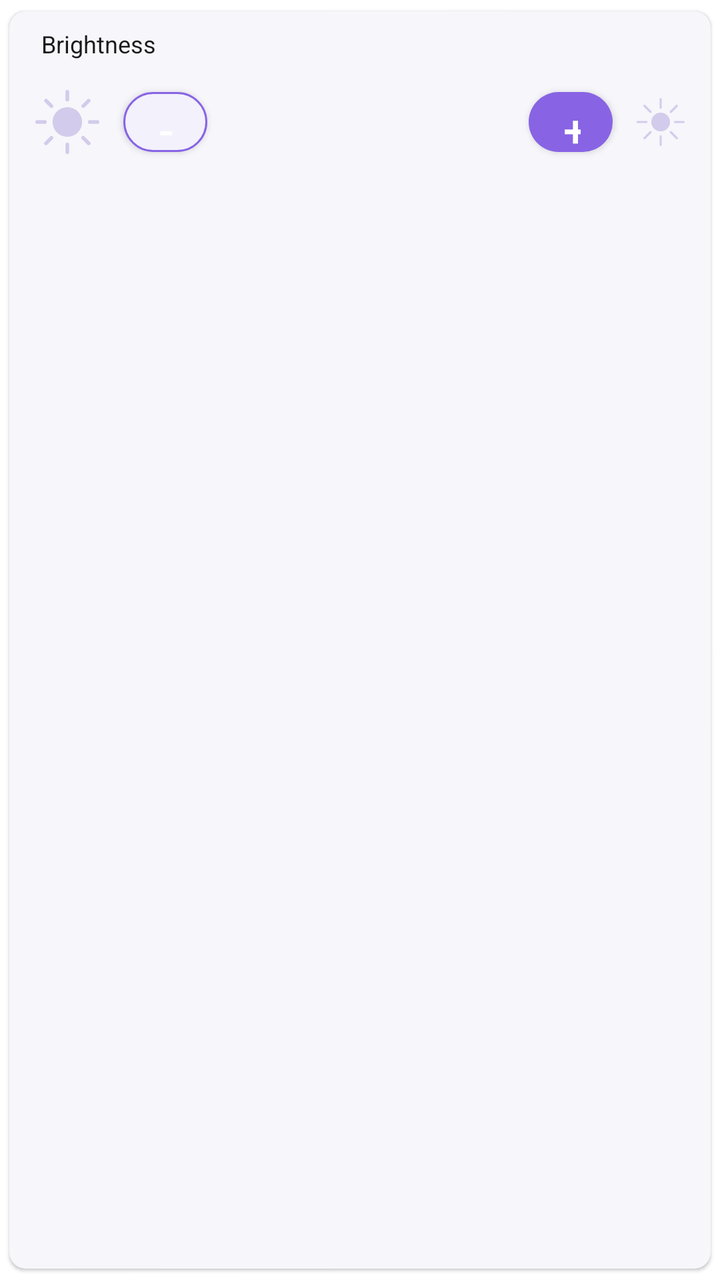
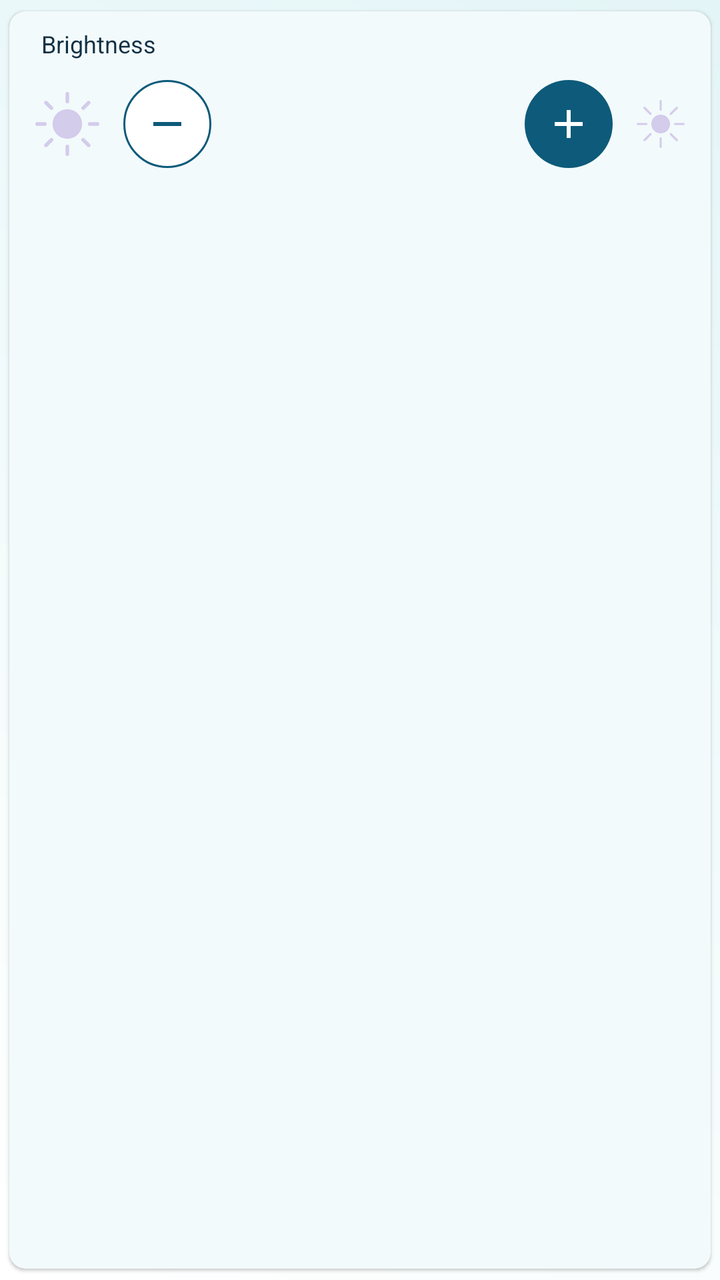

Compare the two renders of this Android layout. The source of the first and the diff that turns it into the second are given below.
<!-- AndroidManifest.xml: application theme AppTheme -->
<!-- res/layout/item_param.xml -->
<?xml version="1.0" encoding="utf-8"?>
<com.google.android.material.card.MaterialCardView xmlns:android="http://schemas.android.com/apk/res/android"
    xmlns:app="http://schemas.android.com/apk/res-auto"
    xmlns:card_view="http://schemas.android.com/apk/res-auto"
    android:layout_width="match_parent"
    android:layout_height="wrap_content"
    android:layout_marginTop="8dp"
    android:layout_marginBottom="8dp"
    card_view:cardBackgroundColor="@color/color_background"
    card_view:cardCornerRadius="8dp"
    card_view:cardElevation="1dp"
    card_view:cardUseCompatPadding="true">

    <RelativeLayout
        android:id="@+id/rl_card_slider"
        android:layout_width="match_parent"
        android:layout_height="wrap_content"
        android:padding="8dp"
        android:visibility="visible">

        <TextView
            android:id="@+id/slider_name"
            android:layout_width="match_parent"
            android:layout_height="wrap_content"
            android:layout_alignParentStart="true"
            android:layout_marginStart="8dp"
            android:text="Brightness"
            android:textColor="@color/colorPrimaryDark"
            android:textSize="12sp" />

        <LinearLayout
            android:layout_width="match_parent"
            android:layout_height="wrap_content"
            android:layout_below="@id/slider_name"
            android:layout_marginTop="10dp"
            android:layout_marginBottom="10dp"
            android:gravity="center_vertical"
            android:orientation="horizontal">

            <ImageView
                android:id="@+id/iv_slider_start"
                android:layout_width="wrap_content"
                android:layout_height="wrap_content"
                android:paddingStart="5dp"
                android:src="@drawable/ic_brightness_high"
                android:visibility="visible" />

            <com.google.android.material.button.MaterialButton
                android:id="@+id/btn_param_decrease"
                android:layout_width="42dp"
                android:layout_height="42dp"
                android:layout_marginStart="12dp"
                android:contentDescription="Decrease value"
                android:text="-"
                android:textSize="22sp"
                app:backgroundTint="@color/color_border"
                app:cornerRadius="21dp"
                app:strokeColor="@color/colorPrimary"
                app:strokeWidth="1dp" />

            <TextView
                android:id="@+id/tv_param_value"
                android:layout_width="0dp"
                android:layout_height="wrap_content"
                android:layout_weight="1"
                android:gravity="center"
                android:textColor="@color/colorPrimaryDark"
                android:textSize="20sp"
                android:textStyle="bold" />

            <com.google.android.material.button.MaterialButton
                android:id="@+id/btn_param_increase"
                android:layout_width="42dp"
                android:layout_height="42dp"
                android:layout_marginEnd="12dp"
                android:contentDescription="Increase value"
                android:text="+"
                android:textSize="22sp"
                app:backgroundTint="@color/colorPrimary"
                app:cornerRadius="21dp" />

            <ImageView
                android:id="@+id/iv_slider_end"
                android:layout_width="wrap_content"
                android:layout_height="wrap_content"
                android:paddingEnd="5dp"
                android:src="@drawable/ic_brightness_low"
                android:visibility="visible" />

        </LinearLayout>

    </RelativeLayout>

    <RelativeLayout
        android:id="@+id/rl_card_palette"
        android:layout_width="match_parent"
        android:layout_height="wrap_content"
        android:padding="8dp"
        android:visibility="gone">

        <LinearLayout
            android:layout_width="wrap_content"
            android:layout_height="wrap_content"
            android:orientation="vertical">

            <TextView
                android:id="@+id/palette_name"
                android:layout_width="match_parent"
                android:layout_height="wrap_content"
                android:layout_alignParentStart="true"
                android:layout_marginStart="8dp"
                android:text="Brightness"
                android:textColor="@color/colorPrimaryDark"
                android:textSize="12sp" />

            <com.espressif.ui.widgets.PaletteBar
                android:id="@+id/rl_palette"
                android:layout_width="match_parent"
                android:layout_height="25pt"
                android:layout_margin="5dp" />
        </LinearLayout>
    </RelativeLayout>

    <RelativeLayout
        android:id="@+id/rl_card_switch"
        android:layout_width="match_parent"
        android:layout_height="wrap_content"
        android:padding="8dp"
        android:visibility="gone">

        <LinearLayout
            android:layout_width="wrap_content"
            android:layout_height="wrap_content"
            android:layout_alignParentStart="true"
            android:layout_centerVertical="true"
            android:layout_marginStart="8dp"
            android:layout_toLeftOf="@id/card_switch"
            android:orientation="vertical">

            <TextView
                android:id="@+id/switch_name"
                android:layout_width="wrap_content"
                android:layout_height="wrap_content"
                android:alpha="0.5"
                android:text="Title"
                android:textColor="@color/colorPrimaryDark"
                android:textSize="12sp" />

            <TextView
                android:id="@+id/tv_switch_status"
                android:layout_width="wrap_content"
                android:layout_height="wrap_content"
                android:layout_marginTop="2dp"
                android:text="@string/text_on"
                android:textColor="@color/colorPrimaryDark"
                android:textSize="16sp" />

        </LinearLayout>

        <androidx.appcompat.widget.SwitchCompat
            android:id="@+id/card_switch"
            android:layout_width="wrap_content"
            android:layout_height="wrap_content"
            android:layout_alignParentEnd="true"
            android:layout_centerVertical="true"
            android:paddingEnd="8dp"
            android:theme="@style/AppTheme.PurpleAccent" />

    </RelativeLayout>

    <RelativeLayout
        android:id="@+id/rl_card_trigger"
        android:layout_width="match_parent"
        android:layout_height="wrap_content"
        android:padding="8dp"
        android:visibility="gone">

        <LinearLayout
            android:layout_width="wrap_content"
            android:layout_height="wrap_content"
            android:layout_alignParentStart="true"
            android:layout_centerVertical="true"
            android:layout_marginStart="8dp"
            android:layout_toLeftOf="@id/btn_trigger"
            android:orientation="vertical">

            <TextView
                android:id="@+id/tv_trigger_name"
                android:layout_width="wrap_content"
                android:layout_height="wrap_content"
                android:text="Title"
                android:textColor="@color/colorPrimaryDark"
                android:textSize="12sp" />

        </LinearLayout>

        <com.aar.tapholdupbutton.TapHoldUpButton
            android:id="@+id/btn_trigger"
            android:layout_width="35dp"
            android:layout_height="35dp"
            android:layout_alignParentEnd="true"
            android:layout_centerVertical="true"
            android:paddingEnd="8dp"
            app:thub_circleColor="@color/colorPrimary"
            app:thub_circleColorOhHold="@color/colorAccent"
            app:thub_circleGap="3dp"
            app:thub_ringColor="@color/colorPrimary"
            app:thub_ringStrokeWidth="2dp" />

    </RelativeLayout>

    <RelativeLayout
        android:id="@+id/rl_card_label"
        android:layout_width="match_parent"
        android:layout_height="wrap_content"
        android:padding="8dp"
        android:visibility="gone">

        <LinearLayout
            android:layout_width="wrap_content"
            android:layout_height="wrap_content"
            android:layout_alignParentStart="true"
            android:layout_centerVertical="true"
            android:layout_marginStart="8dp"
            android:layout_toLeftOf="@id/btn_edit"
            android:orientation="vertical">

            <TextView
                android:id="@+id/tv_label_name"
                android:layout_width="wrap_content"
                android:layout_height="wrap_content"
                android:alpha="0.5"
                android:text="Device Name"
                android:textColor="@color/colorPrimaryDark"
                android:textSize="12sp" />

            <TextView
                android:id="@+id/tv_label_value"
                android:layout_width="wrap_content"
                android:layout_height="wrap_content"
                android:layout_marginTop="2dp"
                android:text="Smart Light"
                android:textColor="@color/colorPrimaryDark"
                android:textSize="16sp" />

        </LinearLayout>

        <TextView
            android:id="@+id/btn_edit"
            android:layout_width="wrap_content"
            android:layout_height="wrap_content"
            android:layout_alignParentEnd="true"
            android:layout_centerVertical="true"
            android:layout_marginEnd="8dp"
            android:padding="8dp"
            android:text="@string/btn_edit"
            android:textColor="@color/colorPrimary"
            android:textSize="12sp"
            android:visibility="visible" />

        <androidx.core.widget.ContentLoadingProgressBar
            android:id="@+id/progress_indicator"
            style="?android:attr/progressBarStyle"
            android:layout_width="25dp"
            android:layout_height="25dp"
            android:layout_alignParentEnd="true"
            android:layout_centerVertical="true"
            android:layout_marginEnd="16dp"
            android:visibility="gone" />

    </RelativeLayout>

    <RelativeLayout
        android:id="@+id/rl_card_drop_down"
        android:layout_width="match_parent"
        android:layout_height="wrap_content"
        android:padding="8dp"
        android:visibility="gone">

        <LinearLayout
            android:layout_width="wrap_content"
            android:layout_height="wrap_content"
            android:layout_alignParentStart="true"
            android:layout_centerVertical="true"
            android:layout_marginStart="8dp"
            android:layout_toLeftOf="@id/card_spinner"
            android:orientation="vertical">

            <TextView
                android:id="@+id/tv_spinner_name"
                android:layout_width="wrap_content"
                android:layout_height="wrap_content"
                android:alpha="0.5"
                android:textColor="@color/colorPrimaryDark"
                android:textSize="12sp" />

            <TextView
                android:id="@+id/tv_spinner_value"
                android:layout_width="wrap_content"
                android:layout_height="wrap_content"
                android:layout_marginTop="2dp"
                android:maxLines="2"
                android:textColor="@color/colorPrimaryDark"
                android:textSize="16sp" />

        </LinearLayout>

        <com.espressif.ui.widgets.EspDropDown
            android:id="@+id/card_spinner"
            android:layout_width="wrap_content"
            android:layout_height="wrap_content"
            android:layout_alignParentEnd="true"
            android:layout_centerVertical="true"
            android:gravity="end"
            android:paddingEnd="8dp"
            android:textAlignment="gravity" />

        <androidx.core.widget.ContentLoadingProgressBar
            android:id="@+id/progress_indicator_spinner"
            style="?android:attr/progressBarStyle"
            android:layout_width="25dp"
            android:layout_height="25dp"
            android:layout_alignParentEnd="true"
            android:layout_centerVertical="true"
            android:layout_marginEnd="16dp"
            android:visibility="gone" />

    </RelativeLayout>

</com.google.android.material.card.MaterialCardView>
<!-- resources referenced by this layout -->
<resources>
  <color name="colorAccent">#8181a8</color>
  <color name="colorPrimary">#8864e4</color>
  <color name="colorPrimaryDark">#1a1a1a</color>
  <color name="color_background">#f6f6fb</color>
  <color name="color_border">#f2f1fc</color>
  <string name="btn_edit">Edit</string>
  <string name="text_on">ON</string>
  <style name="AppTheme.PurpleAccent">
          <item name="colorAccent">@color/colorPrimary</item> 
      </style>
  <style name="AppTheme" parent="Theme.MaterialComponents.Light.DarkActionBar">
  
          <item name="colorPrimary">@color/colorPrimary</item>
          <item name="colorPrimaryDark">@color/colorPrimaryDark</item>
          <item name="colorAccent">@color/colorAccent</item>
  
      </style>
  <!-- unchanged entries left out for length: 2 -->
</resources>

<!-- the commit's change to res/layout/item_param.xml (unified diff, before → after) -->
@@ -45,18 +45,16 @@
                 android:src="@drawable/ic_brightness_high"
                 android:visibility="visible" />
 
-            <com.google.android.material.button.MaterialButton
+            <androidx.appcompat.widget.AppCompatImageButton
                 android:id="@+id/btn_param_decrease"
-                android:layout_width="42dp"
-                android:layout_height="42dp"
+                android:layout_width="44dp"
+                android:layout_height="44dp"
                 android:layout_marginStart="12dp"
-                android:contentDescription="Decrease value"
-                android:text="-"
-                android:textSize="22sp"
-                app:backgroundTint="@color/color_border"
-                app:cornerRadius="21dp"
-                app:strokeColor="@color/colorPrimary"
-                app:strokeWidth="1dp" />
+                android:background="@drawable/bg_tvt_step_decrease"
+                android:contentDescription="@string/decrease_value"
+                android:padding="10dp"
+                android:scaleType="center"
+                android:src="@drawable/ic_tvt_minus" />
 
             <TextView
                 android:id="@+id/tv_param_value"
@@ -68,16 +66,16 @@
                 android:textSize="20sp"
                 android:textStyle="bold" />
 
-            <com.google.android.material.button.MaterialButton
+            <androidx.appcompat.widget.AppCompatImageButton
                 android:id="@+id/btn_param_increase"
-                android:layout_width="42dp"
-                android:layout_height="42dp"
+                android:layout_width="44dp"
+                android:layout_height="44dp"
                 android:layout_marginEnd="12dp"
-                android:contentDescription="Increase value"
-                android:text="+"
-                android:textSize="22sp"
-                app:backgroundTint="@color/colorPrimary"
-                app:cornerRadius="21dp" />
+                android:background="@drawable/bg_tvt_step_increase"
+                android:contentDescription="@string/increase_value"
+                android:padding="10dp"
+                android:scaleType="center"
+                android:src="@drawable/ic_tvt_plus" />
 
             <ImageView
                 android:id="@+id/iv_slider_end"
<!-- resource entries referenced after the edit -->
@@ -1,11 +1,49 @@
 <!-- resources referenced by this layout -->
 <resources>
-  <color name="colorAccent">#8181a8</color>
-  <color name="colorPrimary">#8864e4</color>
-  <color name="colorPrimaryDark">#1a1a1a</color>
-  <color name="color_background">#f6f6fb</color>
-  <color name="color_border">#f2f1fc</color>
+  <color name="colorAccent">#129B9A</color>
+  <color name="colorPrimary">#0D5A7A</color>
+  <color name="colorPrimaryDark">#123044</color>
+  <color name="color_background">#F3FAFB</color>
+  <!-- drawable bg_tvt_step_decrease (drawable) -->
+  <?xml version="1.0" encoding="utf-8"?>
+  <shape xmlns:android="http://schemas.android.com/apk/res/android"
+      android:shape="oval">
+      <solid android:color="#FFFFFFFF" />
+      <stroke
+          android:width="1dp"
+          android:color="@color/colorPrimary" />
+  </shape>
+  <!-- drawable bg_tvt_step_increase (drawable) -->
+  <?xml version="1.0" encoding="utf-8"?>
+  <shape xmlns:android="http://schemas.android.com/apk/res/android"
+      android:shape="oval">
+      <solid android:color="@color/colorPrimary" />
+  </shape>
+  <!-- drawable ic_tvt_minus (drawable) -->
+  <?xml version="1.0" encoding="utf-8"?>
+  <vector xmlns:android="http://schemas.android.com/apk/res/android"
+      android:width="24dp"
+      android:height="24dp"
+      android:viewportWidth="24"
+      android:viewportHeight="24">
+      <path
+          android:fillColor="@color/colorPrimary"
+          android:pathData="M5,11L19,11L19,13L5,13Z" />
+  </vector>
+  <!-- drawable ic_tvt_plus (drawable) -->
+  <?xml version="1.0" encoding="utf-8"?>
+  <vector xmlns:android="http://schemas.android.com/apk/res/android"
+      android:width="24dp"
+      android:height="24dp"
+      android:viewportWidth="24"
+      android:viewportHeight="24">
+      <path
+          android:fillColor="#FFFFFFFF"
+          android:pathData="M11,5L13,5L13,11L19,11L19,13L13,13L13,19L11,19L11,13L5,13L5,11L11,11Z" />
+  </vector>
   <string name="btn_edit">Edit</string>
+  <string name="decrease_value">Decrease value</string>
+  <string name="increase_value">Increase value</string>
   <string name="text_on">ON</string>
   <style name="AppTheme.PurpleAccent">
           <item name="colorAccent">@color/colorPrimary</item> 
@@ -15,8 +53,22 @@
           <item name="colorPrimary">@color/colorPrimary</item>
           <item name="colorPrimaryDark">@color/colorPrimaryDark</item>
           <item name="colorAccent">@color/colorAccent</item>
+          <item name="android:windowBackground">@drawable/bg_tvt_screen</item>
+          <item name="android:statusBarColor">@color/colorPrimaryDark</item>
+          <item name="android:navigationBarColor">@color/colorPrimaryDark</item>
+          <item name="android:windowLightStatusBar">false</item>
   
       </style>
+  <!-- drawable bg_tvt_screen (drawable) -->
+  <?xml version="1.0" encoding="utf-8"?>
+  <shape xmlns:android="http://schemas.android.com/apk/res/android"
+      android:shape="rectangle">
+      <gradient
+          android:angle="45"
+          android:centerColor="#F2FBFC"
+          android:endColor="#E4F5F7"
+          android:startColor="#FFFFFF" />
+  </shape>
   <!-- unchanged entries left out for length: 2 -->
 </resources>
 
